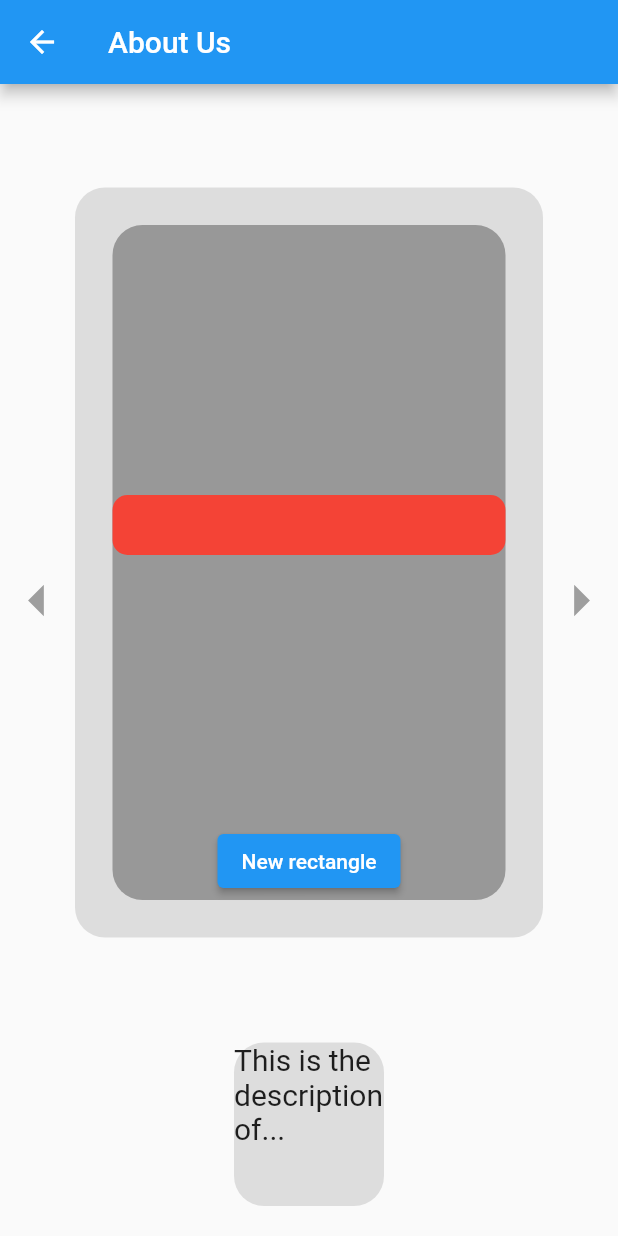
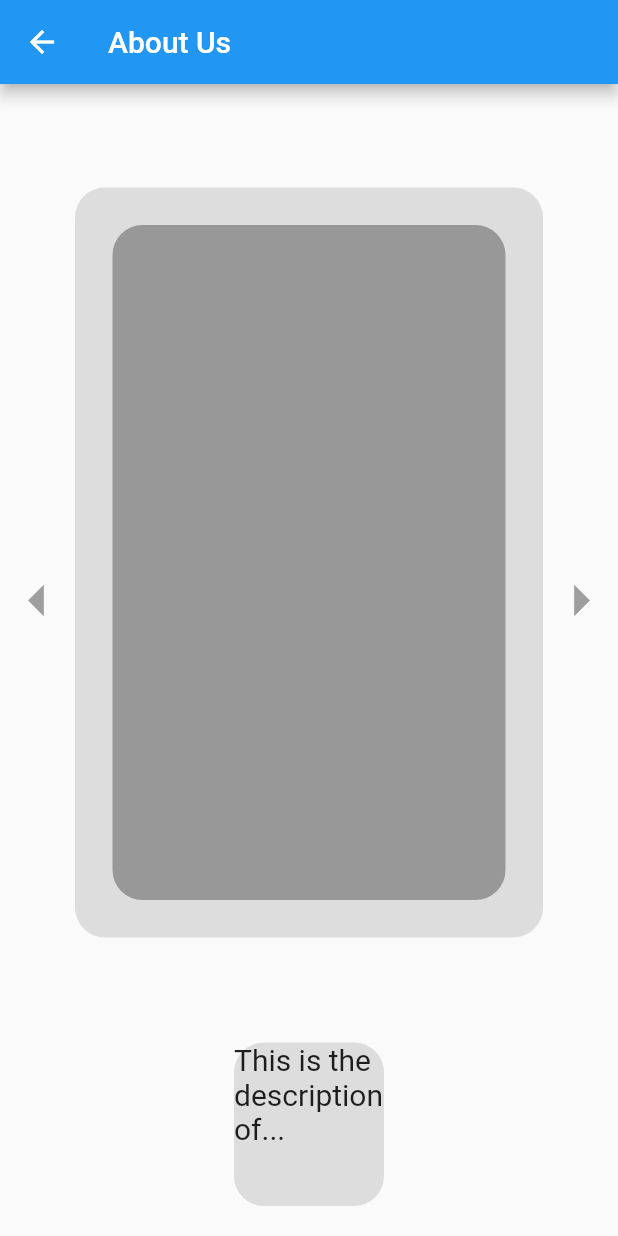
Before and after one commit to MartiDavicino/Flutter-App_Mobile-Devices, a Flutter app: the AboutUs screen opened directly with empty values, on a phone screen of 412 x 824 dp. Run offline on Flutter 3.47's test engine with Material 2 defaults, Android fonts, the phone set to English and light mode, and no system bars; our stand-ins replace cloud_firestore, firebase_core; missing offline and left inert: firebase_core_web; accounts and stored records are empty.

Commit message:
Update aboutus.dart

```diff
--- a/App prototype/app_prototype/lib/aboutus.dart
+++ b/App prototype/app_prototype/lib/aboutus.dart
@@ -89,7 +89,6 @@ class ProfileImage extends StatelessWidget {
               Radius.circular(20),
             ),
           ),
-          child: AnimatedImage(),
         ),
       ),
     );
@@ -118,64 +117,3 @@ class ArrowButton extends StatelessWidget {
     );
   }
 }
-
-class AnimatedImage extends StatefulWidget {
-  const AnimatedImage({Key? key}) : super(key: key);
-
-  @override
-  _AnimatedImageState createState() => _AnimatedImageState();
-}
-
-class _AnimatedImageState extends State<AnimatedImage> {
-  late double width, height;
-  //late Color color;
-  //late double radius;
-
-  void setMaxValues() {
-    width = 400;
-    height = 400;
-  }
-
-  setMinValues() {
-    width = 380;
-    height = 40;
-  }
-
-  @override
-  void initState() {
-    super.initState();
-    setMinValues();
-  }
-
-  @override
-  Widget build(BuildContext context) {
-    return Column(
-      children: [
-        SizedBox(
-          width: 400,
-          height: 400,
-          child: Center(
-            child: AnimatedContainer(
-              duration: const Duration(milliseconds: 600),
-              curve: Curves.ease,
-              width: width,
-              height: height,
-              decoration: BoxDecoration(
-                color: Colors.red,
-                borderRadius: BorderRadius.all(
-                  Radius.circular(10),
-                ),
-              ),
-            ),
-          ),
-        ),
-        ElevatedButton(
-          onPressed: () {
-            setState(() => setMaxValues());
-          },
-          child: const Text("New rectangle"),
-        ),
-      ],
-    );
-  }
-}
```
